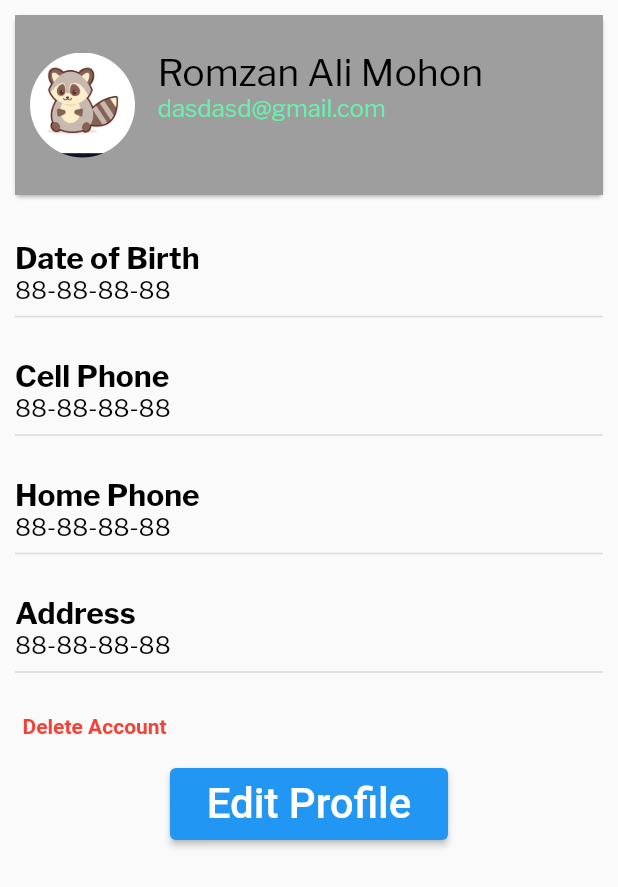
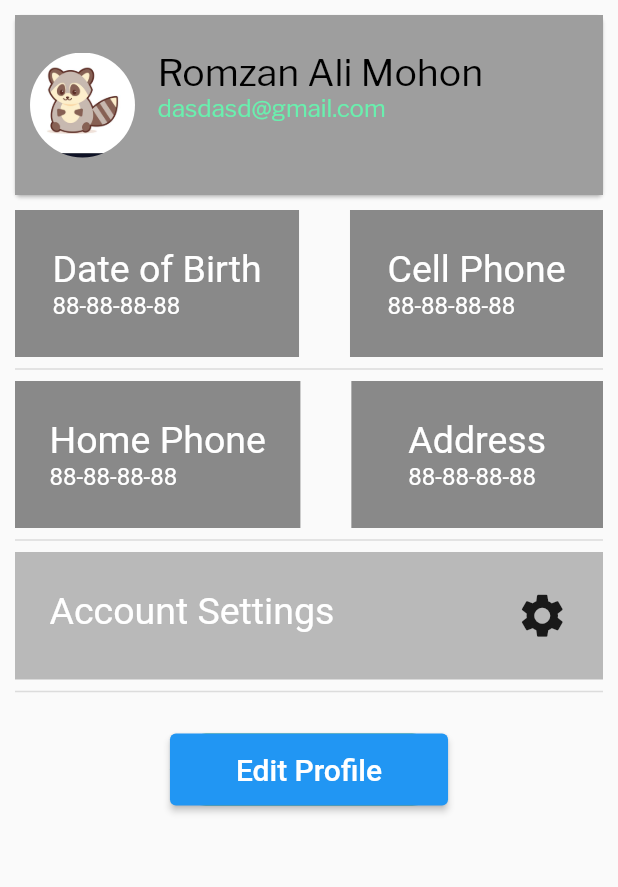
Before and after one commit to romzanalimohon/telemedicine-app, a Flutter app: the Profile widget shown alone on an empty page, opened directly, on a phone screen of 412 x 824 dp. Shown: the top 887 px of the screen. Run offline on Flutter 3.47's test engine with Material 2 defaults, Android fonts, the phone set to English and light mode, and no system bars; our stand-ins replace google_fonts; network calls fail.

Commit message:
fifth commit

```diff
--- a/lib/authentication_page/login.dart
+++ b/lib/authentication_page/login.dart
@@ -28,14 +28,14 @@ class _LoginPageState extends State<LoginPage> {
                 //const SizedBox(height: 10),
                 // logo
                 SizedBox(
-                  height: 100,
-                  width: 100,
+                  height: 80,
+                  width: 130,
                   child: NeuBox(child: Container(
                     decoration: BoxDecoration(
                       borderRadius: BorderRadius.circular(20),
                       image: DecorationImage(
-                        image: new ExactAssetImage('assets/images/rakoon.jpg'),
-                        fit: BoxFit.cover,
+                        image: new ExactAssetImage('assets/images/trust.jpg'),
+                        fit: BoxFit.fill,
                       )
                     ),
                   )),
--- a/lib/components/app_bar.dart
+++ b/lib/components/app_bar.dart
@@ -3,7 +3,7 @@ import 'package:telemedecine_app/components/text_stile.dart';
 
 AppBar DoctorAppBar(){
   return AppBar(
-    title: Center(child: Text('Doctor', style: appBarStyle())),
+    title: Center(child: Text('Consultant', style: appBarStyle())),
     backgroundColor: Colors.white54,
   );
 }
--- a/lib/main.dart
+++ b/lib/main.dart
@@ -16,8 +16,8 @@ class MyApp extends StatelessWidget {
   Widget build(BuildContext context) {
     return MaterialApp(
       debugShowCheckedModeBanner: false,
-      //home: LoginPage(),
-      home: HomePage(),
+      home: LoginPage(),
+      //home: HomePage(),
       //home: RegisterPage(),
       //home: Status(),
     );
--- a/lib/ui_model/home.dart
+++ b/lib/ui_model/home.dart
@@ -14,7 +14,7 @@ class HomePage extends StatefulWidget {
 
 class _HomePageState extends State<HomePage> {
 
-  int _currentIndex = 2;
+  int _currentIndex = 0;
   final tabs = [
     DoctorList(),
     Status(),
--- a/lib/ui_model/profile.dart
+++ b/lib/ui_model/profile.dart
@@ -67,15 +67,100 @@ class Profile extends StatelessWidget {
             ),
           ),
 
+                Row(
+                  mainAxisAlignment: MainAxisAlignment.spaceBetween,
+                  children: [
+                    Container(
+                      margin: EdgeInsets.only(left: 10),
+                      color: Colors.black45,
+                      child: Padding(
+                        padding: const EdgeInsets.all(25),
+                        child: Column(
+                          mainAxisAlignment: MainAxisAlignment.start,
+                          crossAxisAlignment: CrossAxisAlignment.start,
+                          children: [
+                            Text('Date of Birth', style: TextStyle(fontSize: 25, color: Colors.white),),
+                            Text('88-88-88-88', style: TextStyle(fontSize: 16, color: Colors.white),)
+                          ],
+                        ),
+                      ),
+                    ),
+                    Container(
+                      margin: EdgeInsets.only(left: 10, right: 10),
+                      color: Colors.black45,
+                      child: Padding(
+                        padding: const EdgeInsets.all(25),
+                        child: Column(
+                          mainAxisAlignment: MainAxisAlignment.start,
+                          crossAxisAlignment: CrossAxisAlignment.start,
+                          children: [
+                            Text('Cell Phone', style: TextStyle(fontSize: 25, color: Colors.white),),
+                            Text('88-88-88-88', style: TextStyle(fontSize: 16, color: Colors.white),)
+                          ],
+                        ),
+                      ),
+                    ),
+                  ],
+                ),
+                Divider(
+                  thickness: 1,
+                  indent: 10,
+                  endIndent: 10,
+                ),
+                Row(
+                  mainAxisAlignment: MainAxisAlignment.spaceBetween,
+                  children: [
+                    Container(
+                      margin: EdgeInsets.only(left: 10),
+                      color: Colors.black45,
+                      child: Padding(
+                        padding: const EdgeInsets.only(left: 23, right: 23, top: 25, bottom: 25),
+                        child: Column(
+                          mainAxisAlignment: MainAxisAlignment.start,
+                          crossAxisAlignment: CrossAxisAlignment.start,
+                          children: [
+                            Text('Home Phone', style: TextStyle(fontSize: 25, color: Colors.white),),
+                            Text('88-88-88-88', style: TextStyle(fontSize: 16, color: Colors.white),)
+                          ],
+                        ),
+                      ),
+                    ),
+                    Container(
+                      margin: EdgeInsets.only(left: 10, right: 10),
+                      color: Colors.black45,
+                      child: Padding(
+                        padding: const EdgeInsets.only(left: 38, right: 38, top: 25, bottom: 25),
+                        child: Column(
+                          mainAxisAlignment: MainAxisAlignment.start,
+                          crossAxisAlignment: CrossAxisAlignment.start,
+                          children: [
+                            Text('Address', style: TextStyle(fontSize: 25, color: Colors.white),),
+                            Text('88-88-88-88', style: TextStyle(fontSize: 16, color: Colors.white),)
+                          ],
+                        ),
+                      ),
+                    ),
+                  ],
+                ),
+                Divider(
+                  thickness: 1,
+                  indent: 10,
+                  endIndent: 10,
+                ),
                 Container(
+                  margin: EdgeInsets.only(left: 10, right: 10),
+                  color: Colors.black26,
                   child: Padding(
-                    padding: const EdgeInsets.only(left: 10.0, top: 20),
-                    child: Column(
-                      mainAxisAlignment: MainAxisAlignment.start,
+                    padding: const EdgeInsets.only(left: 23, right: 23, top: 25, bottom: 25),
+                    child: Row(
+                      mainAxisAlignment: MainAxisAlignment.spaceBetween,
                       crossAxisAlignment: CrossAxisAlignment.start,
                       children: [
-                        Text('Date of Birth', style: statusStile1(),),
-                        Text('88-88-88-88', style: statusStile2(),)
+                        Text('Account Settings', style: TextStyle(fontSize: 25, color: Colors.white),),
+                        Icon(
+                          Icons.settings,
+                          size: 35,
+                        ),
                       ],
                     ),
                   ),
@@ -85,66 +170,6 @@ class Profile extends StatelessWidget {
                   indent: 10,
                   endIndent: 10,
                 ),
-                Container(
-                  child: Padding(
-                    padding: const EdgeInsets.only(left: 10.0, top: 20),
-                    child: Column(
-                      mainAxisAlignment: MainAxisAlignment.start,
-                      crossAxisAlignment: CrossAxisAlignment.start,
-                      children: [
-                        Text('Cell Phone', style: statusStile1(),),
-                        Text('88-88-88-88', style: statusStile2(),)
-                      ],
-                    ),
-                  ),
-                ),
-                Divider(
-                  thickness: 1,
-                  indent: 10,
-                  endIndent: 10,
-                ),
-                Container(
-                  child: Padding(
-                    padding: const EdgeInsets.only(left: 10.0, top: 20),
-                    child: Column(
-                      mainAxisAlignment: MainAxisAlignment.start,
-                      crossAxisAlignment: CrossAxisAlignment.start,
-                      children: [
-                        Text('Home Phone', style: statusStile1(),),
-                        Text('88-88-88-88', style: statusStile2(),)
-                      ],
-                    ),
-                  ),
-                ),
-                Divider(
-                  thickness: 1,
-                  indent: 10,
-                  endIndent: 10,
-                ),
-                Container(
-                  child: Padding(
-                    padding: const EdgeInsets.only(left: 10.0, top: 20),
-                    child: Column(
-                      mainAxisAlignment: MainAxisAlignment.start,
-                      crossAxisAlignment: CrossAxisAlignment.start,
-                      children: [
-                        Text('Address', style: statusStile1(),),
-                        Text('88-88-88-88', style: statusStile2(),)
-                      ],
-                    ),
-                  ),
-                ),
-                Divider(
-                  thickness: 1,
-                  indent: 10,
-                  endIndent: 10,
-                ),
-
-                Container(
-                    child: Padding(
-                      padding: const EdgeInsets.only(left: 15.0, top: 20),
-                      child: Text('Delete Account', style: TextStyle(color: Colors.red, fontWeight: FontWeight.bold),),
-                    )),
 
 
                 SizedBox(height: 20,),
@@ -160,7 +185,7 @@ class Profile extends StatelessWidget {
                     ),
                     child: ElevatedButton(
 
-                        child: Text('Edit Profile', style: TextStyle(color: Colors.white, fontSize: 28),),
+                        child: Text('Edit Profile', style: TextStyle(color: Colors.white, fontSize: 20),),
                         onPressed: (){
                           showModalBottomSheet(context: context, builder: (BuildContext context){
                             return SizedBox(
```
Also changed, not shown: assets/images/trust.jpg (added), 1 other file.
